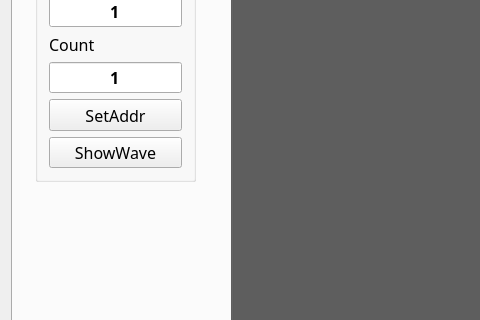
Old version of the form mainwindow.ui in the repository byteman/WFace; both pictures show x 0 to 480 and y 160 to 480 of the 1225 by 700 pixel window.
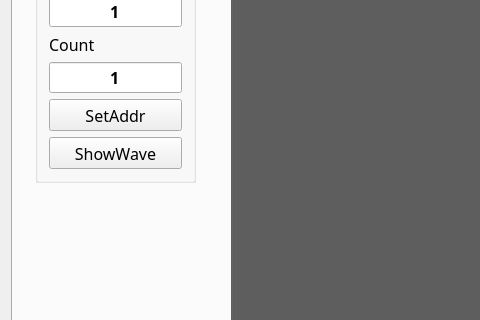
New version of the form. The open tabs and pages were chosen to show the change. Custom widgets are drawn as their Qt base class.

```diff
--- a/mainwindow.ui
+++ b/mainwindow.ui
@@ -1823,6 +1823,12 @@
               </item>
               <item>
                <widget class="QPushButton" name="btnShowWave">
+                <property name="minimumSize">
+                 <size>
+                  <width>0</width>
+                  <height>32</height>
+                 </size>
+                </property>
                 <property name="text">
                  <string>ShowWave</string>
                 </property>
```
Left out of the diff: 4 changed lines with no effect on the pictures.
